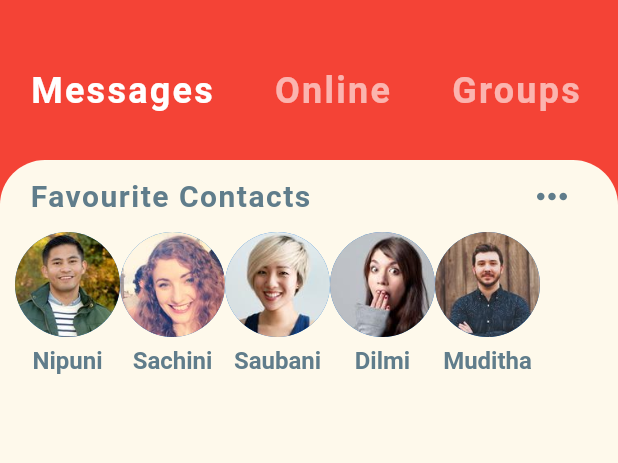
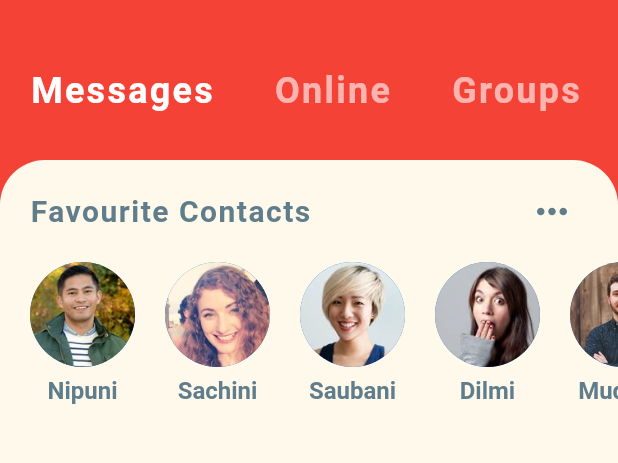
Before and after one commit to NipuniKodithuwakku/chat-app, a Flutter app: the screen it shows after launch, on a phone screen of 412 x 824 dp, the part 59-522 px from its top. Run offline on Flutter 3.47's test engine with Material 2 defaults, Android fonts, the phone set to English and light mode, and no system bars.

Commit message:
add some padding to the favorite container

```diff
--- a/lib/widgets/favourite_contacts.dart
+++ b/lib/widgets/favourite_contacts.dart
@@ -3,7 +3,9 @@ import '../models/message_model.dart';
 
 class FavouriteContacts extends StatelessWidget {
   Widget build(context) {
-    return Column(
+    return Padding(
+        padding: EdgeInsets.symmetric(vertical: 10.0),
+        child: Column(
           children: <Widget>[
             Padding(
               padding: EdgeInsets.symmetric(horizontal: 20.0),
@@ -35,7 +37,9 @@ class FavouriteContacts extends StatelessWidget {
                 scrollDirection: Axis.horizontal,
                 padding: EdgeInsets.only(left: 10.0),
                 itemBuilder: (context, index) {
-              return Column(children: <Widget>[
+                  return Padding(
+                    padding: EdgeInsets.all(10.0),
+                    child: Column(children: <Widget>[
                       CircleAvatar(
                         radius: 35.0,
                         backgroundImage: AssetImage(favorites[index].imageUrl),
@@ -51,12 +55,13 @@ class FavouriteContacts extends StatelessWidget {
                           fontWeight: FontWeight.w600,
                         ),
                       ),
-              ]);
+                    ]),
+                  );
                 },
                 itemCount: favorites.length,
               ),
             )
           ],
-    );
+        ));
   }
 }
```
Lines whose indentation alone changed are shown as unchanged.
